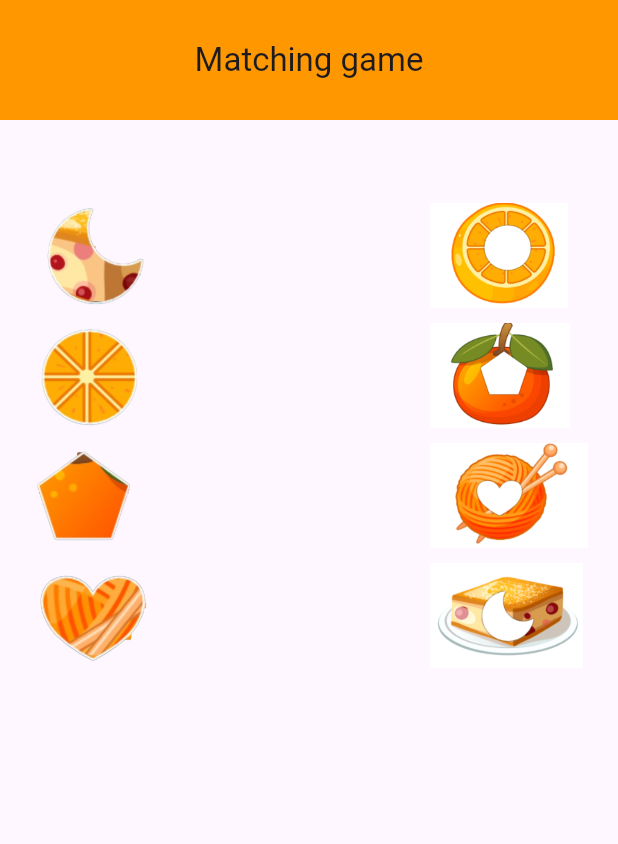
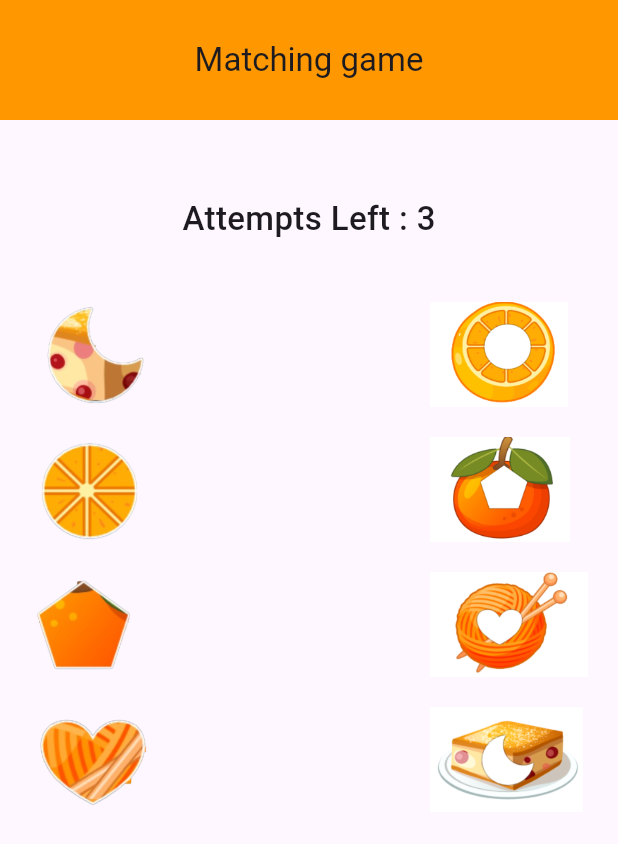
Before and after one commit to Ashupaldeora/animation_flutter, a Flutter app: the screen it shows after launch, on a phone screen of 412 x 824 dp. Shown: the top 844 px of the screen. Run offline on Flutter 3.47's test engine with Material 3 defaults, Android fonts, the phone set to English and light mode, and no system bars.

Commit message:
09-07-24

```diff
--- a/lib/main.dart
+++ b/lib/main.dart
@@ -1,9 +1,13 @@
 import 'package:animator/pages/home/homepage.dart';
+import 'package:animator/pages/home/provider.dart';
 import 'package:flutter/cupertino.dart';
 import 'package:flutter/material.dart';
+import 'package:provider/provider.dart';
 
 void main() {
-  runApp(MyApp());
+  runApp(MultiProvider(
+      providers: [ChangeNotifierProvider(create: (context) => GameProvider())],
+      child: MyApp()));
 }
 
 class MyApp extends StatelessWidget {
--- a/lib/pages/home/homepage.dart
+++ b/lib/pages/home/homepage.dart
@@ -1,5 +1,6 @@
-import 'package:animator/utils/image_list.dart';
 import 'package:flutter/material.dart';
+import 'package:provider/provider.dart';
+import 'package:animator/pages/home/provider.dart';
 
 class HomePage extends StatelessWidget {
   const HomePage({super.key});
@@ -20,6 +21,13 @@ class HomePage extends StatelessWidget {
             SizedBox(
               height: 50,
             ),
+            Text(
+              "Attempts Left : ${Provider.of<GameProvider>(context).attempts}",
+              style: TextStyle(fontSize: 22, fontWeight: FontWeight.w500),
+            ),
+            SizedBox(
+              height: 30,
+            ),
             Row(
               mainAxisAlignment: MainAxisAlignment.spaceBetween,
               children: [
@@ -28,23 +36,38 @@ class HomePage extends StatelessWidget {
                   children: [
                     ...List.generate(
                       4,
-                        (index) => Draggable(
-                              data: partImages[index],
+                      (index) => Consumer<GameProvider>(
+                        builder: (context, gameProvider, child) {
+                          return gameProvider.matchedParts[index]
+                              ? Container(
+                                  margin: EdgeInsets.symmetric(vertical: 10),
+                                  child: Image.asset(
+                                    gameProvider.partImages[index]['part']!,
+                                    height: 70,
+                                    color:
+                                        Colors.grey, // Indicate it is matched
+                                  ),
+                                )
+                              : Draggable(
+                                  data: gameProvider.partImages[index]['item'],
                                   feedback: Container(
                                     margin: EdgeInsets.symmetric(vertical: 5),
                                     child: Image.asset(
-                                  partImages[index],
+                                      gameProvider.partImages[index]['part']!,
                                       height: 70,
                                     ),
                                   ),
                                   child: Container(
-                                margin: EdgeInsets.symmetric(vertical: 5),
+                                    margin: EdgeInsets.symmetric(vertical: 10),
                                     child: Image.asset(
-                                  partImages[index],
+                                      gameProvider.partImages[index]['part']!,
                                       height: 70,
                                     ),
                                   ),
-                            ))
+                                );
+                        },
+                      ),
+                    ),
                   ],
                 ),
                 Column(
@@ -52,17 +75,28 @@ class HomePage extends StatelessWidget {
                   children: [
                     ...List.generate(
                       4,
-                        (index) => DragTarget(
-                              onAcceptWithDetails: (details) {},
+                      (index) => Consumer<GameProvider>(
+                        builder: (context, gameProvider, child) {
+                          return DragTarget<String>(
+                            onAcceptWithDetails: (details) {
+                              gameProvider.updateFullImage(
+                                details.data.toString(),
+                                index,
+                                context,
+                              );
+                            },
                             builder: (context, candidateData, rejectedData) =>
                                 Container(
-                                margin: EdgeInsets.symmetric(vertical: 5),
+                              margin: EdgeInsets.symmetric(vertical: 10),
                               child: Image.asset(
-                                  images[index],
+                                gameProvider.images[index]['thing']!,
                                 height: 70,
                               ),
                             ),
-                            ))
+                          );
+                        },
+                      ),
+                    ),
                   ],
                 )
               ],
--- /dev/null
+++ b/lib/pages/home/provider.dart
@@ -0,0 +1,109 @@
+import 'package:flutter/material.dart';
+
+class GameProvider extends ChangeNotifier {
+  String fullOrange = "assets/images/full-orange.png";
+  String fullCotton = "assets/images/full-cotton.png";
+  String fullCake = "assets/images/full-cake.png";
+  String fullFruit = "assets/images/full-fruit.png";
+
+  List<Map<String, String>> images = [
+    {'thing': "assets/images/half-orange.png", 'item': "orange"},
+    {'thing': "assets/images/half-fruit.png", 'item': "fruit"},
+    {'thing': "assets/images/half-cotton.png", 'item': "cotton"},
+    {'thing': "assets/images/half-cake.png", 'item': "cake"},
+  ];
+
+  List<Map<String, String>> partImages = [
+    {'part': "assets/images/part-cake.png", 'item': "cake"},
+    {'part': "assets/images/part-orange.png", 'item': "orange"},
+    {'part': "assets/images/part-fruit.png", 'item': "fruit"},
+    {'part': "assets/images/part-cotton.png", 'item': "cotton"},
+  ];
+
+  List<bool> matchedParts = [false, false, false, false];
+
+  int attempts = 3;
+
+  void updateFullImage(String item, int index, BuildContext context) {
+    if (images[index]['item'] == item) {
+      if (item == "orange") {
+        images[index]['thing'] = fullOrange;
+      } else if (item == "cake") {
+        images[index]['thing'] = fullCake;
+      } else if (item == "fruit") {
+        images[index]['thing'] = fullFruit;
+      } else {
+        images[index]['thing'] = fullCotton;
+      }
+      int partIndex =
+          partImages.indexWhere((element) => element['item'] == item);
+      if (partIndex != -1) {
+        matchedParts[partIndex] = true;
+      }
+
+      if (matchedParts.every((element) => element)) {
+        showWinDialog(context);
+      }
+    } else {
+      attempts--;
+      if (attempts == 0) {
+        showGameOverDialog(context);
+      }
+    }
+    notifyListeners();
+  }
+
+  void showGameOverDialog(BuildContext context) {
+    showDialog(
+      context: context,
+      builder: (BuildContext context) {
+        return AlertDialog(
+          title: Text("Game Over"),
+          content: Text("You've run out of attempts. Try again?"),
+          actions: [
+            TextButton(
+              onPressed: () {
+                Navigator.of(context).pop();
+                resetGame();
+              },
+              child: Text("Retry"),
+            ),
+          ],
+        );
+      },
+    );
+  }
+
+  void showWinDialog(BuildContext context) {
+    showDialog(
+      context: context,
+      builder: (BuildContext context) {
+        return AlertDialog(
+          title: Text("Congratulations!"),
+          content: Text("You won the game!"),
+          actions: [
+            TextButton(
+              onPressed: () {
+                Navigator.of(context).pop();
+                resetGame();
+              },
+              child: Text("Play Again"),
+            ),
+          ],
+        );
+      },
+    );
+  }
+
+  void resetGame() {
+    attempts = 3;
+    images = [
+      {'thing': "assets/images/half-orange.png", 'item': "orange"},
+      {'thing': "assets/images/half-fruit.png", 'item': "fruit"},
+      {'thing': "assets/images/half-cotton.png", 'item': "cotton"},
+      {'thing': "assets/images/half-cake.png", 'item': "cake"},
+    ];
+    matchedParts = [false, false, false, false];
+    notifyListeners();
+  }
+}
--- a/lib/utils/image_list.dart
+++ b/lib/utils/image_list.dart
@@ -2,17 +2,21 @@ String halfOrange = "assets/images/half-orange.png";
 String halfFruit = "assets/images/half-fruit.png";
 String halfCotton = "assets/images/half-cotton.png";
 String halfCake = "assets/images/half-cake.png";
-
-List<String> images = [halfOrange, halfFruit, halfCotton, halfCake];
 
 String partOrange = "assets/images/part-orange.png";
 String partFruit = "assets/images/part-fruit.png";
 String partCotton = "assets/images/part-cotton.png";
 String partCake = "assets/images/part-cake.png";
 
-List<String> partImages = [
-  partCake,
-  partOrange,
-  partFruit,
-  partCotton,
+List partImages = [
+  {'part': partCake, 'item': "cake"},
+  {'part': partOrange, 'item': "orange"},
+  {'part': partFruit, 'item': "fruit"},
+  {'part': partCotton, 'item': "cotton"},
 ];
+List images = [
+  {'thing': halfOrange, 'item': "orange"},
+  {'thing': halfFruit, 'item': "fruit"},
+  {'thing': halfCotton, 'item': "cotton"},
+  {'thing': halfCake, 'item': "cake"},
+];
```
Lines whose indentation alone changed are shown as unchanged.
